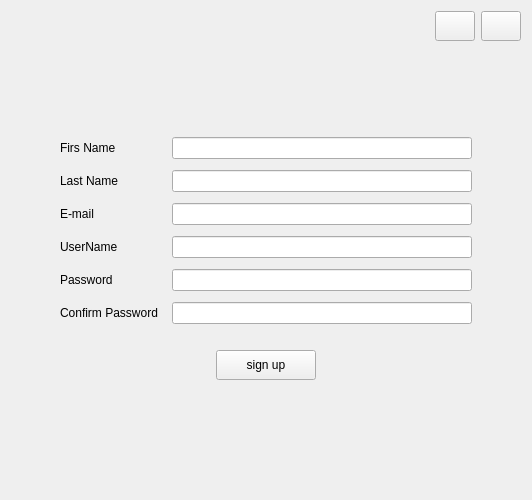
This is signup.ui in fatemebd/Library as Qt 5 draws it before an edit. The edited form follows.
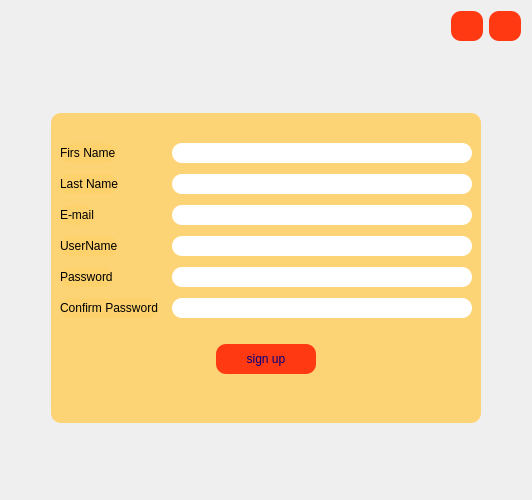
This is the edited form. Icons and pictures are not drawn.

Commit message: completing signup form

What changed in the file:
```diff
--- a/signup.ui
+++ b/signup.ui
@@ -25,6 +25,20 @@
   <property name="windowTitle">
    <string>Form</string>
   </property>
+  <property name="styleSheet">
+   <string notr="true">#signup
+{
+border-image : url(:/images/images/first-what-is-android-programming-library-barnamechi.jpg);
+}
+QPushButton
+{
+background-color:rgb(255, 58, 19);
+border-radius : 10px;
+}
+QPushButton:hover{
+background-color: rgb(249, 255, 198);
+}</string>
+  </property>
   <layout class="QVBoxLayout" name="verticalLayout_2">
    <item>
     <layout class="QHBoxLayout" name="horizontalLayout">
@@ -80,6 +94,16 @@
        <property name="text">
         <string/>
        </property>
+       <property name="icon">
+        <iconset resource="rec.qrc">
+         <normaloff>:/icones/images/delete-sign.png</normaloff>:/icones/images/delete-sign.png</iconset>
+       </property>
+       <property name="iconSize">
+        <size>
+         <width>30</width>
+         <height>30</height>
+        </size>
+       </property>
       </widget>
      </item>
     </layout>
@@ -133,7 +157,12 @@
         </size>
        </property>
        <property name="styleSheet">
-        <string notr="true">
+        <string notr="true">QWidget{
+color:rgb(0, 0, 127);
+background-color: rgba(255, 205, 88,0.8);
+border-radius : 10px;
+
+}
 QLineEdit
 {
 background-color: white;
@@ -148,8 +177,11 @@
 QPushButton:hover{
 background-color:  rgb(139, 193, 14);
 }
+QLabel
+{
+background-color: rgba(255, 205, 88,0.3);
+}
 
-background-color:rgb(255, 20, 102);
 </string>
        </property>
        <layout class="QVBoxLayout" name="verticalLayout_3">
```
Left out of the diff: 7 changed lines with no effect on the pictures.
